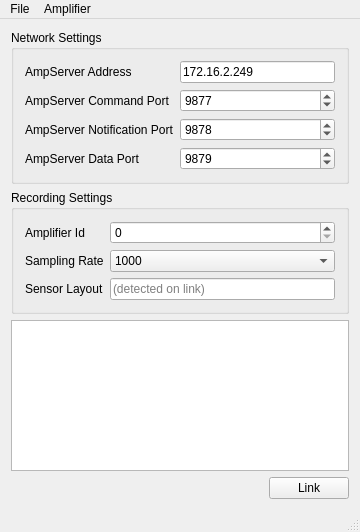
labstreaminglayer/App-EGIAmpServer, file src/gui/EGIAmpWindow.ui: the form before one commit.
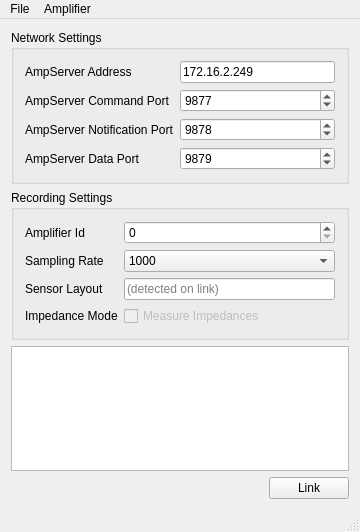
The form after the commit.

Commit message: Updated impedance measurements to align with instructions from Magstim. Still work to do.

Patch:
```diff
--- a/src/gui/EGIAmpWindow.ui
+++ b/src/gui/EGIAmpWindow.ui
@@ -164,6 +164,26 @@
          </property>
         </widget>
        </item>
+       <item row="3" column="0">
+        <widget class="QLabel" name="label_10">
+         <property name="text">
+          <string>Impedance Mode</string>
+         </property>
+        </widget>
+       </item>
+       <item row="3" column="1">
+        <widget class="QCheckBox" name="impedanceCheckBox">
+         <property name="enabled">
+          <bool>false</bool>
+         </property>
+         <property name="text">
+          <string>Measure Impedances</string>
+         </property>
+         <property name="toolTip">
+          <string>Enable impedance measurement (creates a separate LSL stream with electrode impedances)</string>
+         </property>
+        </widget>
+       </item>
       </layout>
      </widget>
     </item>
```
The commit also changes 13 other files.
